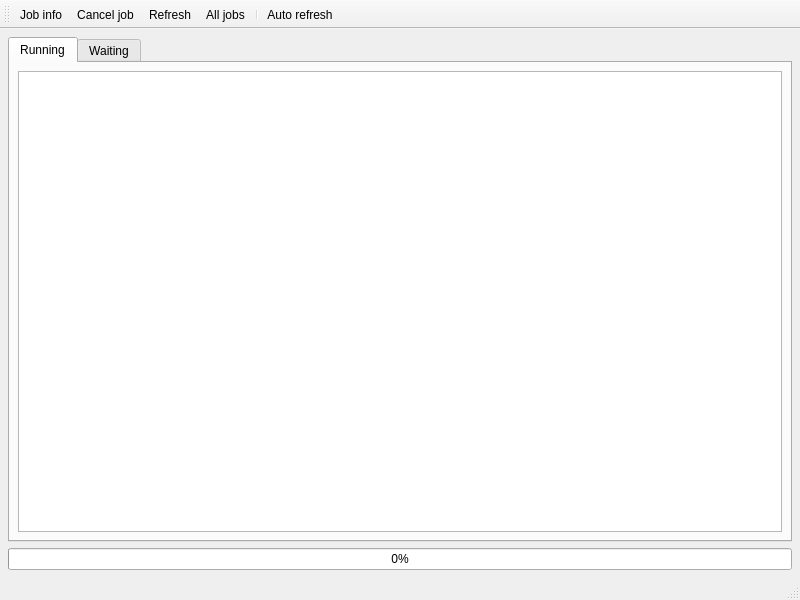
Qt form ui/session_manager.ui (lunarc/gfxlauncher) before a commit.
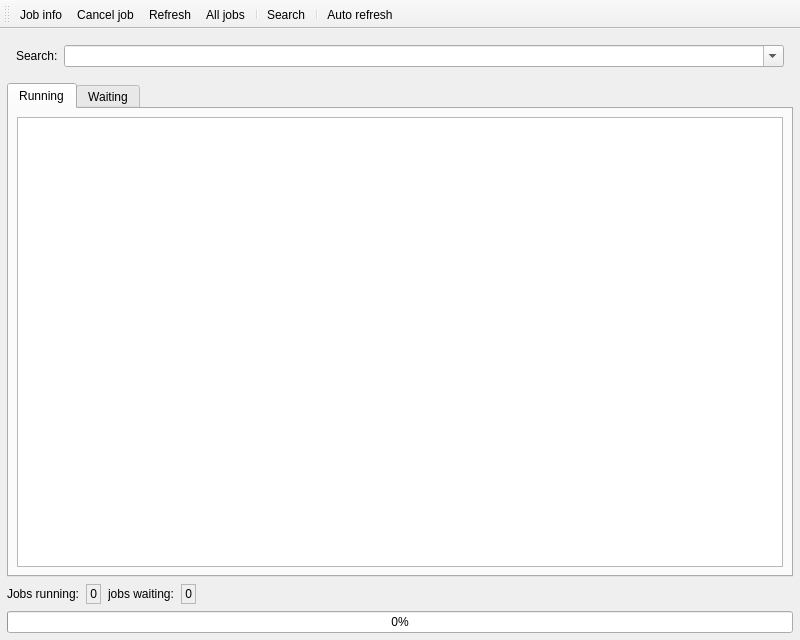
The same form after that commit. Icons and pictures are not drawn.

Commit message: Added search functionality.

```diff
--- a/ui/session_manager.ui
+++ b/ui/session_manager.ui
@@ -7,7 +7,7 @@
     <x>0</x>
     <y>0</y>
     <width>800</width>
-    <height>600</height>
+    <height>640</height>
    </rect>
   </property>
   <property name="windowTitle">
@@ -15,18 +15,50 @@
   </property>
   <widget class="QWidget" name="centralwidget">
    <layout class="QVBoxLayout" name="verticalLayout">
+    <property name="spacing">
+     <number>7</number>
+    </property>
     <property name="leftMargin">
-     <number>8</number>
+     <number>7</number>
     </property>
     <property name="topMargin">
-     <number>8</number>
+     <number>7</number>
     </property>
     <property name="rightMargin">
-     <number>8</number>
+     <number>7</number>
     </property>
     <property name="bottomMargin">
-     <number>8</number>
+     <number>7</number>
     </property>
+    <item>
+     <widget class="QWidget" name="search_panel" native="true">
+      <layout class="QHBoxLayout" name="search_layout">
+       <property name="spacing">
+        <number>6</number>
+       </property>
+       <item>
+        <widget class="QLabel" name="label">
+         <property name="text">
+          <string>Search:</string>
+         </property>
+        </widget>
+       </item>
+       <item>
+        <widget class="QComboBox" name="search_combo">
+         <property name="sizePolicy">
+          <sizepolicy hsizetype="Preferred" vsizetype="Fixed">
+           <horstretch>10</horstretch>
+           <verstretch>0</verstretch>
+          </sizepolicy>
+         </property>
+         <property name="editable">
+          <bool>true</bool>
+         </property>
+        </widget>
+       </item>
+      </layout>
+     </widget>
+    </item>
     <item>
      <widget class="QTabWidget" name="queue_tabs">
       <property name="currentIndex">
@@ -110,6 +142,63 @@
       </widget>
      </widget>
     </item>
+    <item>
+     <layout class="QHBoxLayout" name="horizontalLayout">
+      <item>
+       <widget class="QLabel" name="label_2">
+        <property name="text">
+         <string>Jobs running:</string>
+        </property>
+       </widget>
+      </item>
+      <item>
+       <widget class="QLabel" name="running_jobs_label">
+        <property name="frameShape">
+         <enum>QFrame::StyledPanel</enum>
+        </property>
+        <property name="text">
+         <string>0</string>
+        </property>
+        <property name="alignment">
+         <set>Qt::AlignRight|Qt::AlignTrailing|Qt::AlignVCenter</set>
+        </property>
+       </widget>
+      </item>
+      <item>
+       <widget class="QLabel" name="label_3">
+        <property name="text">
+         <string>jobs waiting:</string>
+        </property>
+       </widget>
+      </item>
+      <item>
+       <widget class="QLabel" name="waiting_jobs_label">
+        <property name="frameShape">
+         <enum>QFrame::StyledPanel</enum>
+        </property>
+        <property name="text">
+         <string>0</string>
+        </property>
+        <property name="alignment">
+         <set>Qt::AlignRight|Qt::AlignTrailing|Qt::AlignVCenter</set>
+        </property>
+       </widget>
+      </item>
+      <item>
+       <spacer name="horizontalSpacer">
+        <property name="orientation">
+         <enum>Qt::Horizontal</enum>
+        </property>
+        <property name="sizeHint" stdset="0">
+         <size>
+          <width>40</width>
+          <height>20</height>
+         </size>
+        </property>
+       </spacer>
+      </item>
+     </layout>
+    </item>
     <item>
      <widget class="QProgressBar" name="processing_progress">
       <property name="value">
@@ -132,7 +221,6 @@
     </rect>
    </property>
   </widget>
-  <widget class="QStatusBar" name="statusbar"/>
   <widget class="QToolBar" name="toolBar">
    <property name="windowTitle">
     <string>toolBar</string>
@@ -151,6 +239,8 @@
    <addaction name="action_refresh"/>
    <addaction name="action_show_all_jobs"/>
    <addaction name="separator"/>
+   <addaction name="action_search"/>
+   <addaction name="separator"/>
    <addaction name="action_auto_refresh"/>
   </widget>
   <action name="action_job_info">
@@ -204,6 +294,20 @@
     <string>Auto refresh</string>
    </property>
   </action>
+  <action name="action_search">
+   <property name="checkable">
+    <bool>true</bool>
+   </property>
+   <property name="icon">
+    <iconset theme="edit-find"/>
+   </property>
+   <property name="text">
+    <string>Search</string>
+   </property>
+   <property name="shortcut">
+    <string>Ctrl+F</string>
+   </property>
+  </action>
  </widget>
  <resources/>
  <connections/>
```
The commit also changes 2 other files.
